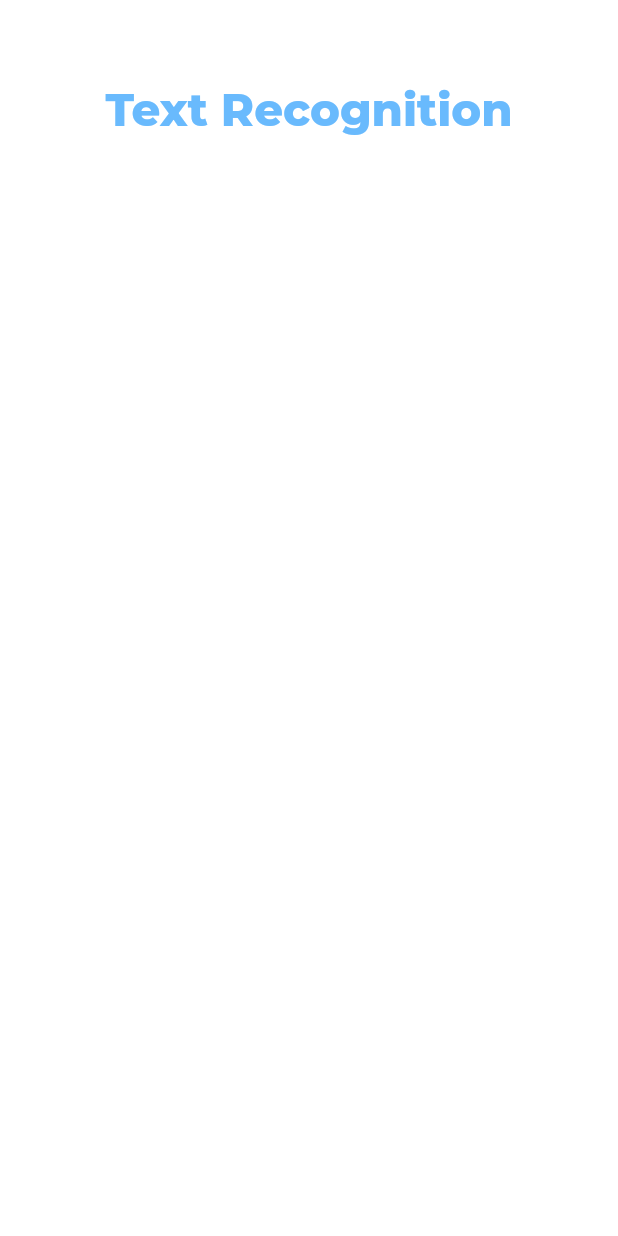
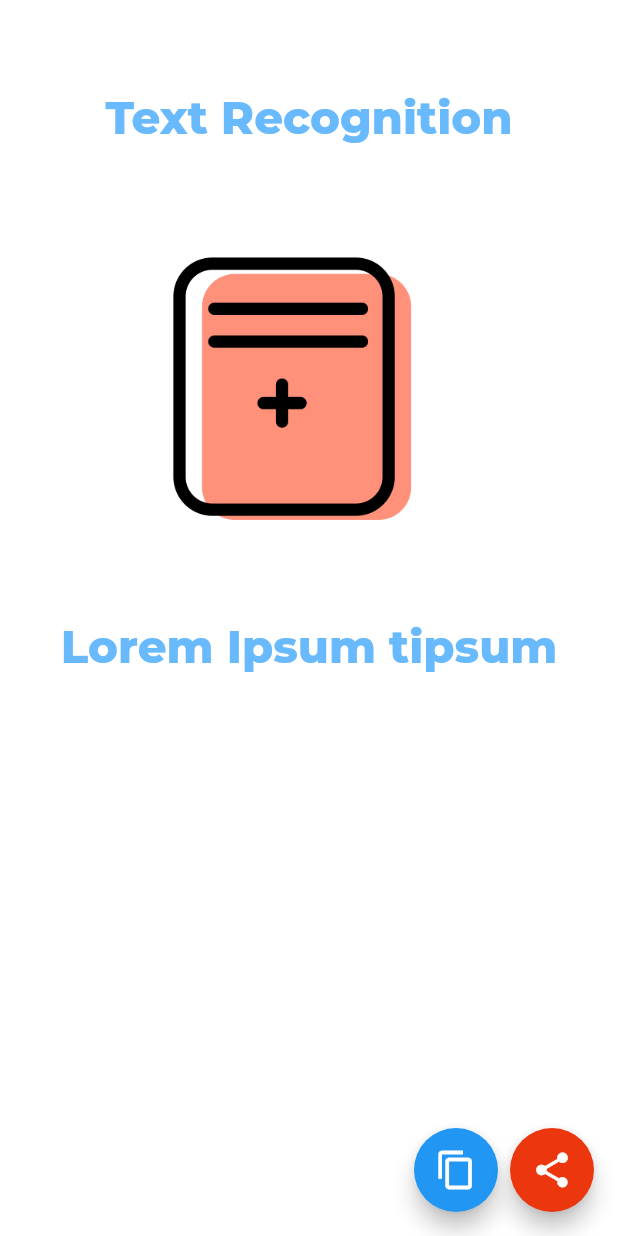
Before and after one commit to TheKetan2/image_to_flutter_app, a Flutter app: the screen it shows after launch, on a phone screen of 412 x 824 dp. Run offline on Flutter 3.47's test engine with Material 2 defaults, Android fonts, the phone set to English and light mode, and no system bars; our stand-ins replace google_fonts.

Commit message:
added share and copy buttons

```diff
--- a/image_to_flutter_app/lib/recognition_screen.dart
+++ b/image_to_flutter_app/lib/recognition_screen.dart
@@ -12,6 +12,31 @@ class _RecognitionScreenState extends State<RecognitionScreen> {
   @override
   Widget build(BuildContext context) {
     return Scaffold(
+      floatingActionButton: Row(
+        mainAxisAlignment: MainAxisAlignment.end,
+        children: [
+          FloatingActionButton(
+            heroTag: null,
+            onPressed: () {},
+            child: Icon(
+              Icons.copy,
+              size: 28,
+            ),
+          ),
+          SizedBox(
+            width: 8,
+          ),
+          FloatingActionButton(
+            backgroundColor: Color(0xffec360e),
+            heroTag: null,
+            onPressed: () {},
+            child: Icon(
+              Icons.share,
+              size: 28,
+            ),
+          ),
+        ],
+      ),
       backgroundColor: Colors.white,
       body: SingleChildScrollView(
         child: Container(
@@ -19,10 +44,30 @@ class _RecognitionScreenState extends State<RecognitionScreen> {
           child: Column(
             children: [
               SizedBox(
-                height: 55 + MediaQuery.of(context).viewInsets.top,
+                height: 60 + MediaQuery.of(context).viewInsets.top,
               ),
               Text(
                 "Text Recognition",
+                style: textStyle(
+                  30,
+                  Color.fromARGB(255, 105, 186, 253),
+                  FontWeight.w800,
+                ),
+              ),
+              SizedBox(
+                height: 30,
+              ),
+              Image(
+                width: 256,
+                height: 256,
+                image: AssetImage('images/add_file.png'),
+                fit: BoxFit.fill,
+              ),
+              SizedBox(
+                height: 30,
+              ),
+              Text(
+                "Lorem Ipsum tipsum",
                 style: textStyle(
                   30,
                   Color.fromARGB(255, 105, 186, 253),
```
